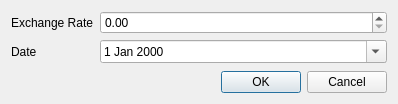
Before: the Qt Designer form src/views/ui_files/set_exchange_rate_dialog.ui in JakubFranek/Kapytal, drawn with Qt 5.
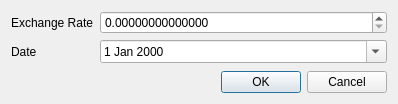
After: the same form once the commit is applied.

```diff
--- a/src/views/ui_files/set_exchange_rate_dialog.ui
+++ b/src/views/ui_files/set_exchange_rate_dialog.ui
@@ -37,7 +37,11 @@
       </widget>
      </item>
      <item row="0" column="1">
-      <widget class="QDoubleSpinBox" name="exchangeRateDoubleSpinBox"/>
+      <widget class="QDoubleSpinBox" name="exchangeRateDoubleSpinBox">
+       <property name="decimals">
+        <number>14</number>
+       </property>
+      </widget>
      </item>
      <item row="1" column="1">
       <widget class="QDateEdit" name="dateEdit">
```
